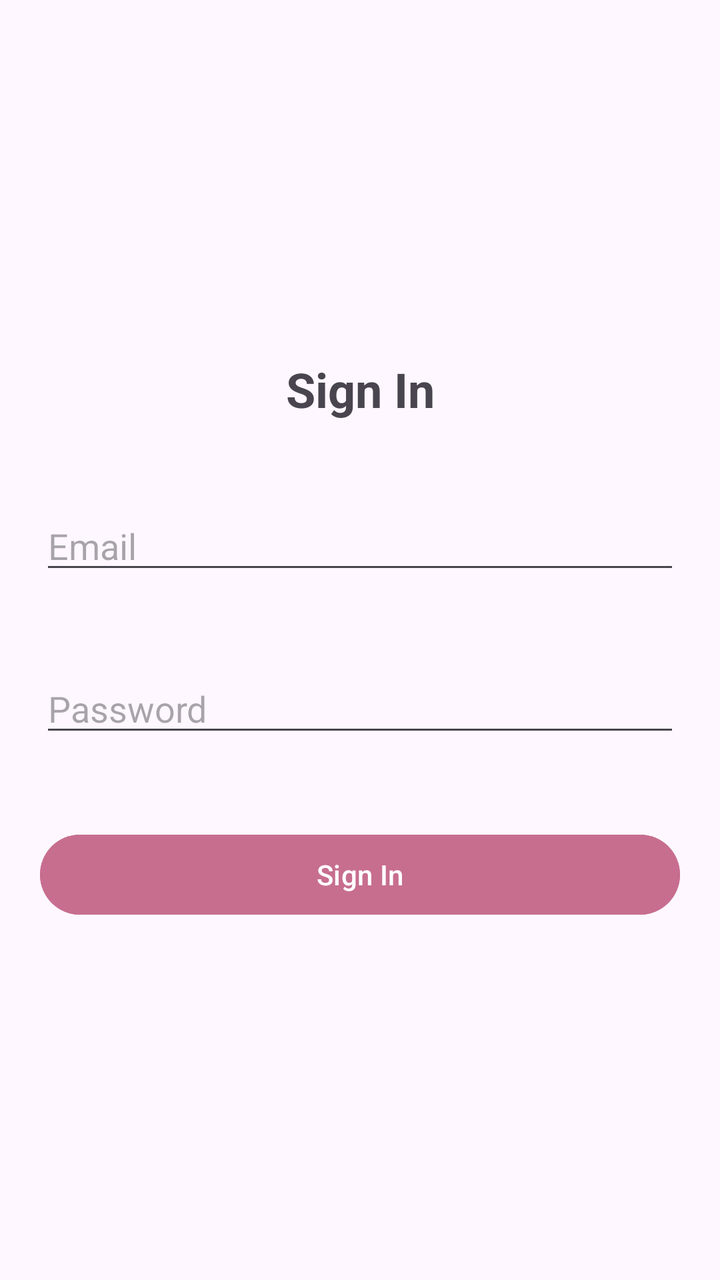
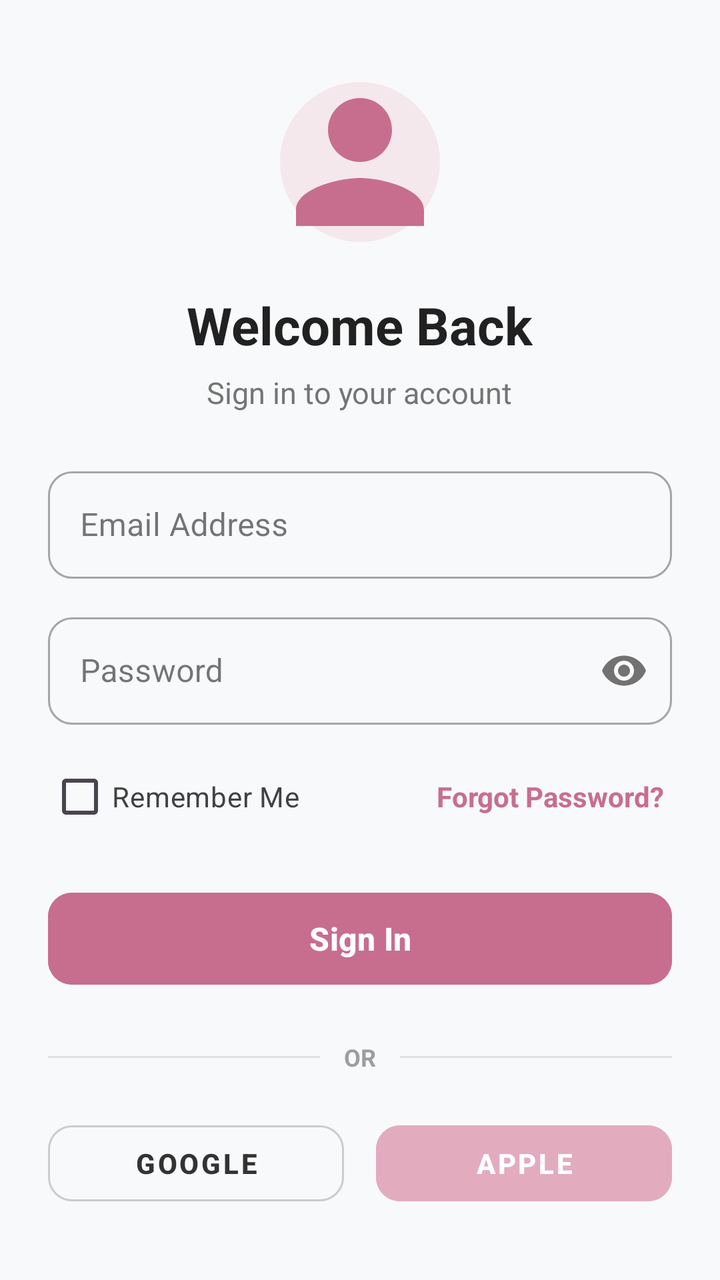

Before-and-after screenshots of an Android layout around one commit, followed by the original layout XML and the change that was made.
<!-- AndroidManifest.xml: application theme Theme.Applicationyareen -->
<!-- res/layout/activity_signin.xml -->
<?xml version="1.0" encoding="utf-8"?>
<LinearLayout xmlns:android="http://schemas.android.com/apk/res/android"
    xmlns:app="http://schemas.android.com/apk/res-auto"
    xmlns:tools="http://schemas.android.com/tools"
    android:id="@+id/main"
    android:layout_width="match_parent"
    android:layout_height="match_parent"
    android:layout_margin="20dp"
    android:gravity="center"
    android:orientation="vertical"
    tools:context=".ViewPkg.SignIn">

    <TextView
        android:id="@+id/SignInTitle"
        android:layout_width="match_parent"
        android:layout_height="wrap_content"
        android:layout_margin="20dp"
        android:gravity="center"
        android:text="Sign In"
        android:textSize="24sp"
        android:textStyle="bold" />

    <EditText
        android:id="@+id/etEmail"
        android:layout_width="match_parent"
        android:layout_height="wrap_content"
        android:layout_margin="20dp"
        android:ems="10"
        android:hint="Email"
        android:inputType="textEmailAddress" />

    <EditText
        android:id="@+id/etPassword"
        android:layout_width="match_parent"
        android:layout_height="wrap_content"
        android:layout_margin="20dp"
        android:ems="10"
        android:hint="Password"
        android:inputType="textPassword" />

    <Button
        android:id="@+id/btnSignIn"
        android:layout_width="match_parent"
        android:layout_height="wrap_content"
        android:layout_margin="20dp"
        android:backgroundTint="#C76E8E"
        android:text="Sign In"
        android:textColor="@android:color/white" />

</LinearLayout>
<!-- resources referenced by this layout -->
<resources>
  <style name="Theme.Applicationyareen" parent="Base.Theme.Applicationyareen" />
  <style name="Base.Theme.Applicationyareen" parent="Theme.Material3.DayNight.NoActionBar">
          
          
      </style>
</resources>

<!-- the commit's change to res/layout/activity_signin.xml (unified diff, before → after) -->
@@ -1,50 +1,204 @@
 <?xml version="1.0" encoding="utf-8"?>
-<LinearLayout xmlns:android="http://schemas.android.com/apk/res/android"
+<ScrollView xmlns:android="http://schemas.android.com/apk/res/android"
     xmlns:app="http://schemas.android.com/apk/res-auto"
     xmlns:tools="http://schemas.android.com/tools"
     android:id="@+id/main"
     android:layout_width="match_parent"
     android:layout_height="match_parent"
-    android:layout_margin="20dp"
-    android:gravity="center"
-    android:orientation="vertical"
-    tools:context=".ViewPkg.SignIn">
-
-    <TextView
-        android:id="@+id/SignInTitle"
+    android:fillViewport="true"
+    android:background="#F8F9FA"
+    tools:context=".ViewPkg.SignInActivity">
+
+    <LinearLayout
         android:layout_width="match_parent"
         android:layout_height="wrap_content"
-        android:layout_margin="20dp"
         android:gravity="center"
-        android:text="Sign In"
-        android:textSize="24sp"
-        android:textStyle="bold" />
-
-    <EditText
-        android:id="@+id/etEmail"
-        android:layout_width="match_parent"
-        android:layout_height="wrap_content"
-        android:layout_margin="20dp"
-        android:ems="10"
-        android:hint="Email"
-        android:inputType="textEmailAddress" />
-
-    <EditText
-        android:id="@+id/etPassword"
-        android:layout_width="match_parent"
-        android:layout_height="wrap_content"
-        android:layout_margin="20dp"
-        android:ems="10"
-        android:hint="Password"
-        android:inputType="textPassword" />
-
-    <Button
-        android:id="@+id/btnSignIn"
-        android:layout_width="match_parent"
-        android:layout_height="wrap_content"
-        android:layout_margin="20dp"
-        android:backgroundTint="#C76E8E"
-        android:text="Sign In"
-        android:textColor="@android:color/white" />
-
-</LinearLayout>
+        android:orientation="vertical"
+        android:padding="24dp">
+
+        
+        <ImageView
+            android:id="@+id/imgLogo"
+            android:layout_width="96dp"
+            android:layout_height="96dp"
+            android:layout_marginBottom="16dp"
+            android:contentDescription="User Login Icon"
+            android:src="@drawable/ic_login_avatar" />
+
+        
+        <TextView
+            android:id="@+id/SignInTitle"
+            android:layout_width="wrap_content"
+            android:layout_height="wrap_content"
+            android:text="Welcome Back"
+            android:textColor="#212121"
+            android:textSize="26sp"
+            android:textStyle="bold" />
+
+        
+        <TextView
+            android:id="@+id/SignInSubtitle"
+            android:layout_width="wrap_content"
+            android:layout_height="wrap_content"
+            android:layout_marginTop="6dp"
+            android:layout_marginBottom="24dp"
+            android:text="Sign in to your account"
+            android:textColor="#757575"
+            android:textSize="15sp" />
+
+        
+        <com.google.android.material.textfield.TextInputLayout
+            style="@style/Widget.MaterialComponents.TextInputLayout.OutlinedBox"
+            android:layout_width="match_parent"
+            android:layout_height="wrap_content"
+            android:layout_marginBottom="14dp"
+            android:hint="Email Address"
+            app:boxCornerRadiusBottomEnd="12dp"
+            app:boxCornerRadiusBottomStart="12dp"
+            app:boxCornerRadiusTopEnd="12dp"
+            app:boxCornerRadiusTopStart="12dp">
+
+            <com.google.android.material.textfield.TextInputEditText
+                android:id="@+id/etEmail"
+                android:layout_width="match_parent"
+                android:layout_height="wrap_content"
+                android:inputType="textEmailAddress"
+                android:padding="16dp" />
+        </com.google.android.material.textfield.TextInputLayout>
+
+        
+        <com.google.android.material.textfield.TextInputLayout
+            style="@style/Widget.MaterialComponents.TextInputLayout.OutlinedBox"
+            android:layout_width="match_parent"
+            android:layout_height="wrap_content"
+            android:layout_marginBottom="12dp"
+            android:hint="Password"
+            app:boxCornerRadiusBottomEnd="12dp"
+            app:boxCornerRadiusBottomStart="12dp"
+            app:boxCornerRadiusTopEnd="12dp"
+            app:boxCornerRadiusTopStart="12dp"
+            app:passwordToggleEnabled="true">
+
+            <com.google.android.material.textfield.TextInputEditText
+                android:id="@+id/etPassword"
+                android:layout_width="match_parent"
+                android:layout_height="wrap_content"
+                android:inputType="textPassword"
+                android:padding="16dp" />
+        </com.google.android.material.textfield.TextInputLayout>
+
+        
+        <RelativeLayout
+            android:layout_width="match_parent"
+            android:layout_height="wrap_content"
+            android:layout_marginBottom="20dp">
+
+            <CheckBox
+                android:id="@+id/cbRememberMe"
+                android:layout_width="wrap_content"
+                android:layout_height="wrap_content"
+                android:layout_alignParentStart="true"
+                android:layout_centerVertical="true"
+                android:text="Remember Me"
+                android:textColor="#424242"
+                android:textSize="14sp" />
+
+            <TextView
+                android:id="@+id/tvForgotPassword"
+                android:layout_width="wrap_content"
+                android:layout_height="wrap_content"
+                android:layout_alignParentEnd="true"
+                android:layout_centerVertical="true"
+                android:padding="4dp"
+                android:text="Forgot Password?"
+                android:textColor="#C76E8E"
+                android:textSize="14sp"
+                android:textStyle="bold" />
+        </RelativeLayout>
+
+        
+        <com.google.android.material.button.MaterialButton
+            android:id="@+id/btnSignIn"
+            android:layout_width="match_parent"
+            android:layout_height="54dp"
+            android:layout_marginBottom="24dp"
+            android:backgroundTint="#C76E8E"
+            android:text="Sign In"
+            android:textColor="@android:color/white"
+            android:textSize="16sp"
+            android:textStyle="bold"
+            app:cornerRadius="12dp" />
+
+        
+        <LinearLayout
+            android:layout_width="match_parent"
+            android:layout_height="wrap_content"
+            android:layout_marginBottom="20dp"
+            android:gravity="center"
+            android:orientation="horizontal">
+
+            <View
+                android:layout_width="0dp"
+                android:layout_height="1dp"
+                android:layout_weight="1"
+                android:background="#E0E0E0" />
+
+            <TextView
+                android:layout_width="wrap_content"
+                android:layout_height="wrap_content"
+                android:paddingStart="12dp"
+                android:paddingEnd="12dp"
+                android:text="OR"
+                android:textColor="#9E9E9E"
+                android:textSize="12sp"
+                android:textStyle="bold" />
+
+            <View
+                android:layout_width="0dp"
+                android:layout_height="1dp"
+                android:layout_weight="1"
+                android:background="#E0E0E0" />
+        </LinearLayout>
+
+        
+        <LinearLayout
+            android:layout_width="match_parent"
+            android:layout_height="wrap_content"
+            android:gravity="center"
+            android:orientation="horizontal">
+
+            
+            <com.google.android.material.button.MaterialButton
+                android:id="@+id/btnGoogleSignIn"
+                style="@style/Widget.MaterialComponents.Button.OutlinedButton"
+                android:layout_width="0dp"
+                android:layout_height="50dp"
+                android:layout_marginEnd="8dp"
+                android:layout_weight="1"
+                android:text="Google"
+                android:textColor="#333333"
+                android:textSize="14sp"
+                android:textStyle="bold"
+                app:cornerRadius="12dp"
+                app:strokeColor="#CCCCCC"
+                app:strokeWidth="1dp" />
+
+            
+            <com.google.android.material.button.MaterialButton
+                android:id="@+id/btnAppleSignIn"
+                style="@style/Widget.MaterialComponents.Button.OutlinedButton"
+                android:layout_width="0dp"
+                android:layout_height="50dp"
+                android:layout_marginStart="8dp"
+                android:layout_weight="1"
+                android:backgroundTint="#E2ACBE"
+                android:text="Apple"
+                android:textColor="@android:color/white"
+                android:textSize="14sp"
+                android:textStyle="bold"
+                app:cornerRadius="12dp"
+                app:strokeWidth="0dp" />
+        </LinearLayout>
+
+    </LinearLayout>
+</ScrollView>
<!-- resource entries referenced after the edit -->
@@ -1,5 +1,22 @@
 <!-- resources referenced by this layout -->
 <resources>
+  <!-- drawable ic_login_avatar (drawable) -->
+  <vector xmlns:android="http://schemas.android.com/apk/res/android"
+      android:width="96dp"
+      android:height="96dp"
+      android:viewportWidth="24"
+      android:viewportHeight="24">
+  
+      
+      <path
+          android:fillColor="#F4E8EC"
+          android:pathData="M12,12m-10,0a10,10 0 1,0 20,0a10,10 0 1,0 -20,0" />
+  
+      
+      <path
+          android:fillColor="#C76E8E"
+          android:pathData="M12,12c2.21,0 4,-1.79 4,-4s-1.79,-4 -4,-4 -4,1.79 -4,4 1.79,4 4,4zM12,14c-2.67,0 -8,1.34 -8,4v2h16v-2c0,-2.66 -5.33,-4 -8,-4z" />
+  </vector>
   <style name="Theme.Applicationyareen" parent="Base.Theme.Applicationyareen" />
   <style name="Base.Theme.Applicationyareen" parent="Theme.Material3.DayNight.NoActionBar">
           
